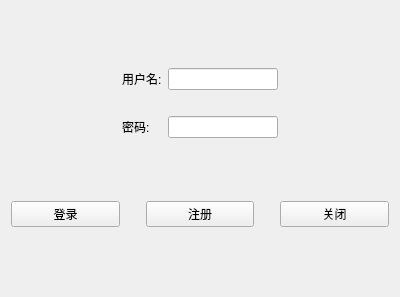
First picture: the form in client/src/loginwindow.ui, repository omigeft/QTChatroom, before the edit.
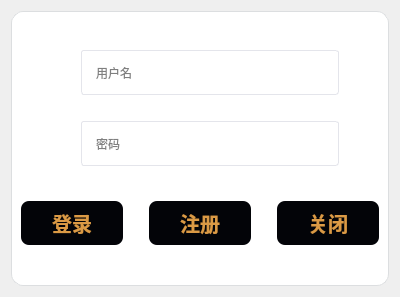
Second picture: the form after the edit.

Patch:
```diff
--- a/client/src/loginwindow.ui
+++ b/client/src/loginwindow.ui
@@ -25,21 +25,45 @@
   <property name="windowTitle">
    <string>登录</string>
   </property>
+  <property name="styleSheet">
+   <string notr="true">QFrame{
+border: 1px solid #dcdee0;;
+border-radius: 12px;
+background-color:rgb(255, 255, 255);
+}
+QLineEdit{
+border: 1px solid rgb(41, 57, 85);
+border-radius: 3px;
+border-color:#dcdee0;
+background: white;
+padding-left: 12px;
+padding-right: 12px;
+border-color:#e4e5eb;
+}
+QLineEdit:hover {
+border-color: #db9a45;
+}</string>
+  </property>
   <layout class="QVBoxLayout" name="verticalLayout">
    <item>
+    <widget class="QFrame" name="frame">
+     <property name="frameShape">
+      <enum>QFrame::StyledPanel</enum>
+     </property>
+     <property name="frameShadow">
+      <enum>QFrame::Raised</enum>
+     </property>
+     <layout class="QGridLayout" name="gridLayout_2">
+      <item row="0" column="0">
     <layout class="QGridLayout" name="gridLayout">
-     <item row="2" column="1">
-      <widget class="QLabel" name="PassWordlabel">
-       <property name="text">
-        <string>密码:</string>
-       </property>
-      </widget>
-     </item>
      <item row="0" column="0">
       <spacer name="horizontalSpacer">
        <property name="orientation">
         <enum>Qt::Horizontal</enum>
        </property>
+          <property name="sizeType">
+           <enum>QSizePolicy::Fixed</enum>
+          </property>
        <property name="sizeHint" stdset="0">
         <size>
          <width>40</width>
@@ -49,13 +73,26 @@
       </spacer>
      </item>
      <item row="0" column="2">
-      <widget class="QLineEdit" name="NameInput"/>
+         <widget class="QLineEdit" name="NameInput">
+          <property name="minimumSize">
+           <size>
+            <width>0</width>
+            <height>45</height>
+           </size>
+          </property>
+          <property name="placeholderText">
+           <string>用户名</string>
+          </property>
+         </widget>
      </item>
      <item row="0" column="3">
       <spacer name="horizontalSpacer_2">
        <property name="orientation">
         <enum>Qt::Horizontal</enum>
        </property>
+          <property name="sizeType">
+           <enum>QSizePolicy::Fixed</enum>
+          </property>
        <property name="sizeHint" stdset="0">
         <size>
          <width>40</width>
@@ -66,18 +103,20 @@
      </item>
      <item row="2" column="2">
       <widget class="QLineEdit" name="PassWordInput">
+          <property name="minimumSize">
+           <size>
+            <width>0</width>
+            <height>45</height>
+           </size>
+          </property>
        <property name="text">
         <string/>
        </property>
        <property name="echoMode">
         <enum>QLineEdit::Password</enum>
        </property>
-      </widget>
-     </item>
-     <item row="0" column="1">
-      <widget class="QLabel" name="UserNamelabel">
-       <property name="text">
-        <string>用户名:</string>
+          <property name="placeholderText">
+           <string>密码</string>
        </property>
       </widget>
      </item>
@@ -99,10 +138,25 @@
      </item>
     </layout>
    </item>
-   <item>
+      <item row="1" column="0">
     <layout class="QHBoxLayout" name="horizontalLayout">
      <item>
       <widget class="QPushButton" name="LoginButton">
+          <property name="styleSheet">
+           <string notr="true">QPushButton{
+color:#db9a45;
+font-size: 20px;
+font:10pt &quot;Microsoft YaHei UI&quot;;
+border-radius:8px;
+font-weight:700;
+height:44px;
+width: 100%;
+background-color:#030408;
+}
+QPushButton:hover {
+background-color: #383a3e;
+}</string>
+          </property>
        <property name="text">
         <string>登录</string>
        </property>
@@ -126,6 +180,21 @@
      </item>
      <item>
       <widget class="QPushButton" name="RegisterButton">
+          <property name="styleSheet">
+           <string notr="true">QPushButton{
+color:#db9a45;
+font-size: 20px;
+font:10pt &quot;Microsoft YaHei UI&quot;;
+border-radius:8px;
+font-weight:700;
+height:44px;
+width: 100%;
+background-color:#030408;
+}
+QPushButton:hover {
+background-color: #383a3e;
+}</string>
+          </property>
        <property name="text">
         <string>注册</string>
        </property>
@@ -149,12 +218,27 @@
      </item>
      <item>
       <widget class="QPushButton" name="CloseButton">
+          <property name="styleSheet">
+           <string notr="true">QPushButton{
+color:#db9a45;
+font-size: 20px;
+font:10pt &quot;Microsoft YaHei UI&quot;;
+border-radius:8px;
+font-weight:700;
+height:44px;
+width: 100%;
+background-color:#030408;
+}</string>
+          </property>
        <property name="text">
         <string>关闭</string>
        </property>
       </widget>
      </item>
     </layout>
+      </item>
+     </layout>
+    </widget>
    </item>
   </layout>
  </widget>
```
Lines whose indentation alone changed are shown as unchanged.
